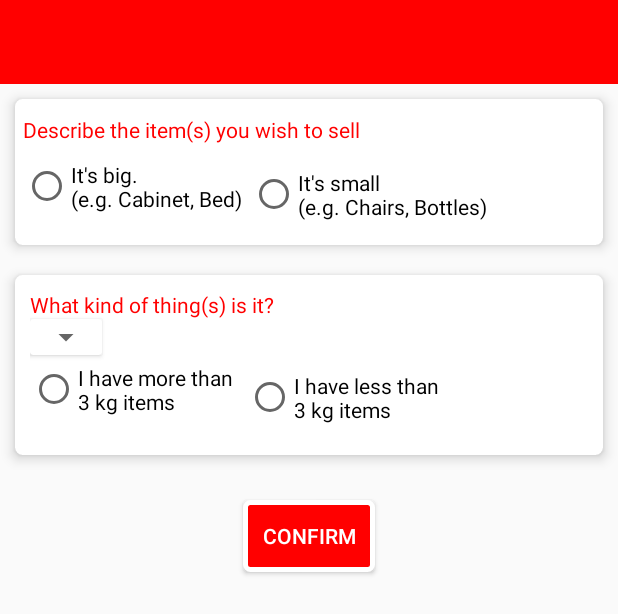
After one commit to angkutproject/AngkutAndroidDummy, an Android app: the layout activity_order.xml on its own in the app's theme, with its tools: preview values and no code run, on a phone screen of 412 x 824 dp. The commit adds this screen. Shown: the top 614 px of the screen. Run offline under Robolectric (Android 15) with nearby library versions, the phone set to English and light mode, and no system bars.

Commit message:
Making dummy version of AngkutAndroid

```diff
--- a/app/build.gradle
+++ b/app/build.gradle
@@ -24,6 +24,7 @@ dependencies {
     implementation 'com.android.support.constraint:constraint-layout:1.1.3'
     implementation 'com.android.support:support-v4:28.0.0'
     implementation 'com.android.support:design:28.0.0'
+    implementation 'com.google.android.gms:play-services-maps:16.1.0'
     testImplementation 'junit:junit:4.12'
     androidTestImplementation 'com.android.support.test:runner:1.0.2'
     androidTestImplementation 'com.android.support.test.espresso:espresso-core:3.0.2'
--- /dev/null
+++ b/app/src/main/res/layout/activity_order.xml
@@ -0,0 +1,113 @@
+<?xml version="1.0" encoding="utf-8"?>
+<LinearLayout xmlns:android="http://schemas.android.com/apk/res/android"
+    xmlns:app="http://schemas.android.com/apk/res-auto"
+    xmlns:tools="http://schemas.android.com/tools"
+    android:layout_width="match_parent"
+    android:layout_height="match_parent"
+    android:orientation="vertical"
+    tools:context=".Order">
+    <android.support.v7.widget.Toolbar
+        android:id="@+id/OrderToolbar"
+        android:layout_width="match_parent"
+        android:layout_height="?attr/actionBarSize"
+        android:background="@color/colorPrimary"
+        app:titleTextColor="@color/colorWhite" />
+
+    <android.support.v7.widget.CardView
+        android:layout_width="match_parent"
+        android:layout_height="wrap_content"
+        android:layout_margin="10dp"
+        app:cardCornerRadius="5dp"
+        app:cardElevation="5dp">
+        <LinearLayout
+            android:layout_width="match_parent"
+            android:layout_height="wrap_content"
+            android:layout_margin="5dp"
+            android:orientation="vertical">
+            <TextView
+                android:layout_width="match_parent"
+                android:layout_height="wrap_content"
+                android:text="Describe the item(s) you wish to sell"
+                android:layout_marginVertical="5dp"
+                android:textColor="@color/colorPrimary"/>
+            <LinearLayout
+                android:layout_width="match_parent"
+                android:layout_height="wrap_content"
+                android:orientation="horizontal"
+                android:layout_marginVertical="5dp">
+                <RadioGroup
+                    android:id="@+id/rbtnSize"
+                    android:layout_width="wrap_content"
+                    android:layout_height="wrap_content"
+                    android:orientation="horizontal">
+                    <RadioButton
+                        android:layout_width="wrap_content"
+                        android:layout_height="wrap_content"
+                        android:text="It's big.\n(e.g. Cabinet, Bed)"/>
+                    <RadioButton
+                        android:layout_width="wrap_content"
+                        android:layout_height="wrap_content"
+                        android:layout_margin="5dp"
+                        android:text="It's small\n(e.g. Chairs, Bottles)"/>
+                </RadioGroup>
+            </LinearLayout>
+        </LinearLayout>
+    </android.support.v7.widget.CardView>
+    <android.support.v7.widget.CardView
+        android:layout_width="match_parent"
+        android:layout_height="wrap_content"
+        android:layout_margin="10dp"
+        app:cardElevation="5dp"
+        app:cardCornerRadius="5dp">
+        <LinearLayout
+            android:layout_width="match_parent"
+            android:layout_height="wrap_content"
+            android:orientation="vertical"
+            android:padding="10dp">
+            <TextView
+                android:layout_width="match_parent"
+                android:layout_height="wrap_content"
+                android:text="What kind of thing(s) is it?"
+                android:textColor="@color/colorPrimary"/>
+            <android.support.v7.widget.CardView
+                android:layout_width="wrap_content"
+                android:layout_height="wrap_content"
+                android:padding="5dp">
+                <Spinner
+                    android:id="@+id/spinCategory"
+                    android:layout_width="match_parent"
+                    android:layout_height="wrap_content"/>
+            </android.support.v7.widget.CardView>
+            <LinearLayout
+                android:layout_width="match_parent"
+                android:layout_height="wrap_content"
+                android:orientation="horizontal"
+                android:layout_marginVertical="5dp">
+                <RadioGroup
+                    android:id="@+id/rbtnAmount"
+                    android:layout_width="wrap_content"
+                    android:layout_height="wrap_content"
+                    android:orientation="horizontal">
+                    <RadioButton
+                        android:layout_width="wrap_content"
+                        android:layout_height="wrap_content"
+                        android:text="I have more than \n3 kg items"/>
+                    <RadioButton
+                        android:layout_width="wrap_content"
+                        android:layout_height="wrap_content"
+                        android:layout_margin="5dp"
+
+                        android:text="I have less than \n3 kg items"/>
+                </RadioGroup>
+            </LinearLayout>
+        </LinearLayout>
+    </android.support.v7.widget.CardView>
+    <Button
+        android:layout_width="wrap_content"
+        android:layout_height="wrap_content"
+        android:layout_gravity="center"
+        android:text="Confirm"
+        android:layout_marginVertical="20dp"
+        android:textColor="@color/colorWhite"
+        android:background="@drawable/button_bg"/>
+</LinearLayout>
--- a/app/src/main/res/layout/app_bar_homepage.xml
+++ b/app/src/main/res/layout/app_bar_homepage.xml
@@ -15,8 +15,8 @@
             android:id="@+id/toolbar"
             android:layout_width="match_parent"
             android:layout_height="?attr/actionBarSize"
-            android:background="@color/colorWhite"
-            app:titleTextColor="@color/colorPrimary"
+            android:background="@color/colorPrimary"
+            app:titleTextColor="@color/colorWhite"
             app:popupTheme="@style/AppTheme.PopupOverlay" />
 
     </android.support.design.widget.AppBarLayout>
--- a/app/src/main/res/values/strings.xml
+++ b/app/src/main/res/values/strings.xml
@@ -14,4 +14,5 @@
     <string name="action_settings">Settings</string>
     <string name="confpass">Confirm Password</string>
     <string name="phone">Phone</string>
+    <string name="title_activity_maps">Map</string>
 </resources>
--- a/build.gradle
+++ b/build.gradle
@@ -7,7 +7,7 @@ buildscript {
 
     }
     dependencies {
-        classpath 'com.android.tools.build:gradle:3.3.2'
+        classpath 'com.android.tools.build:gradle:3.4.0'
 
         // NOTE: Do not place your application dependencies here; they belong
         // in the individual module build.gradle files
```
Also changed, not shown: app/src/debug/res/values/google_maps_api.xml (added, +24 -0 lines), app/src/main/AndroidManifest.xml (+22 -4 lines), app/src/main/java/app/slme/angkutcom/Homepage.java (+55 -3 lines), app/src/main/java/app/slme/angkutcom/Instance/ActiveID.java (added, +39 -0 lines), app/src/main/java/app/slme/angkutcom/Login.java (+59 -37 lines), app/src/main/java/app/slme/angkutcom/MainActivity.java (deleted, +0 -13 lines), app/src/main/java/app/slme/angkutcom/Order.java (added, +22 -0 lines), app/src/main/res/drawable/txtbox_bg.xml (added, +8 -0 lines), app/src/main/res/layout/activity_main.xml (deleted, +0 -18 lines), app/src/main/res/layout/content_homepage.xml (+47 -2 lines), app/src/main/res/layout/nav_header_homepage.xml (+2 -8 lines), gradle/wrapper/gradle-wrapper.properties, 1 other file.
